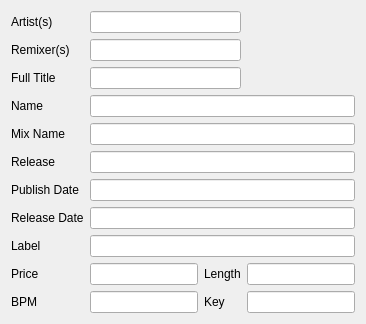
Qt form uis/trackinfosview.ui (alorence/tym) before a commit.
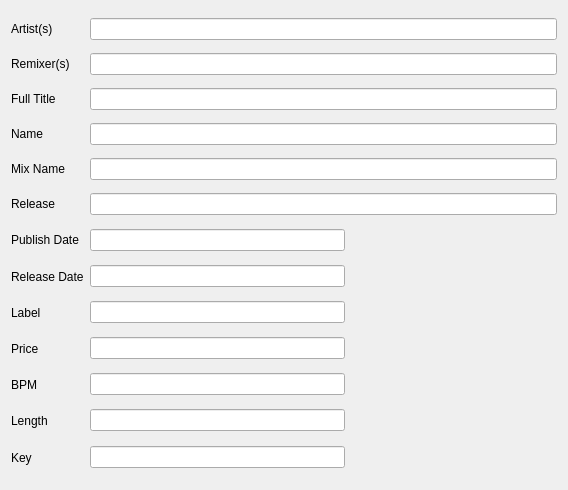
The same form after that commit.

Commit message: Fix track picture displaying

What changed in the file:
```diff
--- a/uis/trackinfosview.ui
+++ b/uis/trackinfosview.ui
@@ -2,51 +2,22 @@
 <ui version="4.0">
  <class>TrackInfosView</class>
  <widget class="QWidget" name="TrackInfosView">
+  <property name="geometry">
+   <rect>
+    <x>0</x>
+    <y>0</y>
+    <width>568</width>
+    <height>490</height>
+   </rect>
+  </property>
   <property name="windowTitle">
    <string>Form</string>
   </property>
   <layout class="QGridLayout" name="gridLayout">
-   <item row="15" column="2" colspan="3">
-    <widget class="QLineEdit" name="d_releaseDate"/>
-   </item>
-   <item row="16" column="0">
-    <widget class="QLabel" name="label_9">
-     <property name="text">
-      <string>Label</string>
-     </property>
-    </widget>
-   </item>
-   <item row="18" column="0">
-    <widget class="QLabel" name="label_12">
-     <property name="text">
-      <string>BPM</string>
-     </property>
-    </widget>
-   </item>
-   <item row="18" column="3">
-    <widget class="QLabel" name="label_8">
-     <property name="text">
-      <string>Key</string>
-     </property>
-    </widget>
-   </item>
-   <item row="18" column="2">
-    <widget class="QLineEdit" name="d_bpm"/>
-   </item>
-   <item row="18" column="4">
-    <widget class="QLineEdit" name="d_key"/>
-   </item>
-   <item row="15" column="0">
-    <widget class="QLabel" name="label_10">
-     <property name="text">
-      <string>Release Date</string>
-     </property>
-    </widget>
-   </item>
    <item row="4" column="2" colspan="3">
     <widget class="QLineEdit" name="d_name"/>
    </item>
-   <item row="10" column="2" colspan="3">
+   <item row="10" column="2">
     <widget class="QLineEdit" name="d_publishdate"/>
    </item>
    <item row="5" column="2" colspan="3">
@@ -73,29 +44,6 @@
      </property>
     </widget>
    </item>
-   <item row="16" column="2" colspan="3">
-    <widget class="QLineEdit" name="d_label"/>
-   </item>
-   <item row="17" column="4">
-    <widget class="QLineEdit" name="d_length"/>
-   </item>
-   <item row="17" column="3">
-    <widget class="QLabel" name="label_2">
-     <property name="text">
-      <string>Length</string>
-     </property>
-    </widget>
-   </item>
-   <item row="17" column="2">
-    <widget class="QLineEdit" name="d_price"/>
-   </item>
-   <item row="17" column="0">
-    <widget class="QLabel" name="label">
-     <property name="text">
-      <string>Price</string>
-     </property>
-    </widget>
-   </item>
    <item row="8" column="0">
     <widget class="QLabel" name="label_6">
      <property name="text">
@@ -127,22 +75,100 @@
      </property>
     </widget>
    </item>
-   <item row="1" column="2" colspan="2">
+   <item row="1" column="2" colspan="3">
     <widget class="QLineEdit" name="d_artists"/>
    </item>
-   <item row="2" column="2" colspan="2">
+   <item row="2" column="2" colspan="3">
     <widget class="QLineEdit" name="d_remixers"/>
    </item>
-   <item row="3" column="2" colspan="2">
+   <item row="3" column="2" colspan="3">
     <widget class="QLineEdit" name="d_title"/>
    </item>
-   <item row="1" column="4" rowspan="3">
+   <item row="10" column="3" rowspan="7">
     <widget class="QLabel" name="imageArea">
+     <property name="sizePolicy">
+      <sizepolicy hsizetype="Preferred" vsizetype="Preferred">
+       <horstretch>0</horstretch>
+       <verstretch>0</verstretch>
+      </sizepolicy>
+     </property>
+     <property name="minimumSize">
+      <size>
+       <width>200</width>
+       <height>200</height>
+      </size>
+     </property>
+     <property name="maximumSize">
+      <size>
+       <width>210</width>
+       <height>210</height>
+      </size>
+     </property>
      <property name="text">
       <string/>
      </property>
     </widget>
    </item>
+   <item row="11" column="2">
+    <widget class="QLineEdit" name="d_releaseDate"/>
+   </item>
+   <item row="12" column="2">
+    <widget class="QLineEdit" name="d_label"/>
+   </item>
+   <item row="13" column="2">
+    <widget class="QLineEdit" name="d_price"/>
+   </item>
+   <item row="14" column="2">
+    <widget class="QLineEdit" name="d_bpm"/>
+   </item>
+   <item row="11" column="0">
+    <widget class="QLabel" name="label_10">
+     <property name="text">
+      <string>Release Date</string>
+     </property>
+    </widget>
+   </item>
+   <item row="12" column="0">
+    <widget class="QLabel" name="label_9">
+     <property name="text">
+      <string>Label</string>
+     </property>
+    </widget>
+   </item>
+   <item row="13" column="0">
+    <widget class="QLabel" name="label">
+     <property name="text">
+      <string>Price</string>
+     </property>
+    </widget>
+   </item>
+   <item row="14" column="0">
+    <widget class="QLabel" name="label_12">
+     <property name="text">
+      <string>BPM</string>
+     </property>
+    </widget>
+   </item>
+   <item row="15" column="2">
+    <widget class="QLineEdit" name="d_length"/>
+   </item>
+   <item row="15" column="0">
+    <widget class="QLabel" name="label_2">
+     <property name="text">
+      <string>Length</string>
+     </property>
+    </widget>
+   </item>
+   <item row="16" column="2">
+    <widget class="QLineEdit" name="d_key"/>
+   </item>
+   <item row="16" column="0">
+    <widget class="QLabel" name="label_8">
+     <property name="text">
+      <string>Key</string>
+     </property>
+    </widget>
+   </item>
   </layout>
  </widget>
  <resources/>
```
